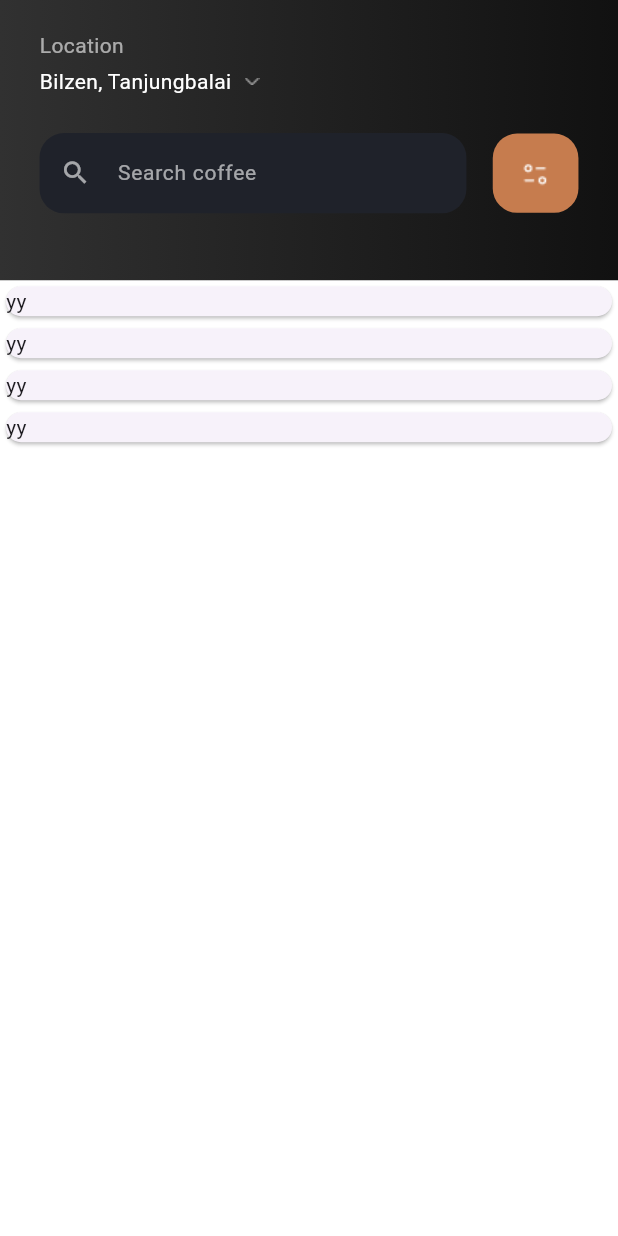
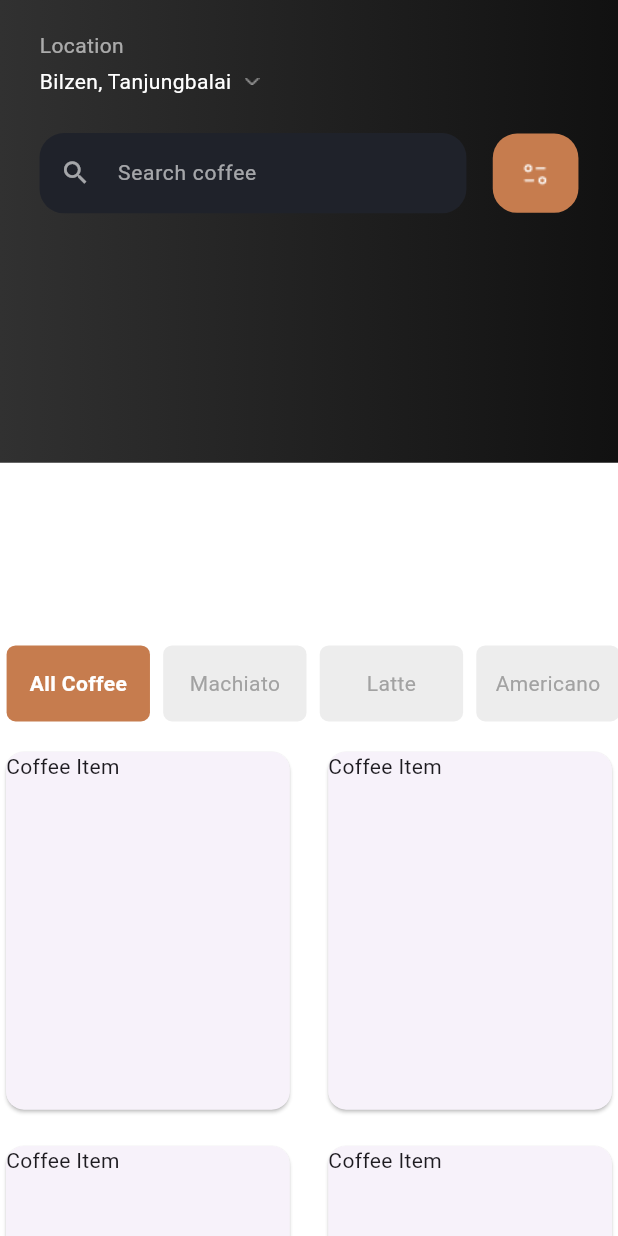
Before and after one commit to mahaabdulla/coffee_app, a Flutter app: the screen it shows after launch, on a phone screen of 412 x 824 dp. Run offline on Flutter 3.47's test engine with Material 3 defaults, Android fonts, the phone set to English and light mode, and no system bars; our stand-ins replace flutter_screenutil.

Commit message:
add custome horizantil list of coffee

```diff
--- a/lib/feature/pages/home/widgets/custome_blak_container.dart
+++ /dev/null
@@ -1,85 +0,0 @@
-import 'package:coffee_app/core/const/colors.dart';
-import 'package:coffee_app/core/const/png_images.dart';
-import 'package:coffee_app/core/const/text.dart';
-import 'package:flutter/material.dart';
-import 'package:flutter_screenutil/flutter_screenutil.dart';
-
-class CustomeBlakConatiner extends StatelessWidget {
-  const CustomeBlakConatiner({super.key});
-
-  @override
-  Widget build(BuildContext context) {
-    return Padding(
-      padding: EdgeInsets.symmetric(horizontal: 24.w, vertical: 20.h),
-      child: Column(
-        children: [
-          Row(
-            mainAxisAlignment: MainAxisAlignment.spaceBetween,
-            children: [
-              Column(
-                crossAxisAlignment: CrossAxisAlignment.start,
-                children: [
-                  Text(
-                    'Location',
-                    style: TextStyles.headLine12.copyWith(
-                      color: Colors.white.withOpacity(0.6),
-                    ),
-                  ),
-                  SizedBox(height: 4.h),
-                  Row(
-                    children: [
-                      Text(
-                        'Bilzen, Tanjungbalai',
-                        style: TextStyles.headLine14,
-                      ),
-                      SizedBox(width: 8.w),
-                      Image.asset(arrowDownImage),
-                    ],
-                  ),
-                ],
-              ),
-            ],
-          ),
-          SizedBox(height: 24.h),
-          Row(
-            children: [
-              Expanded(
-                child: TextField(
-                  decoration: InputDecoration(
-                    filled: true,
-                    fillColor: TextFieldColor,
-                    prefixIcon: Icon(
-                      Icons.search,
-                      color: Colors.white.withOpacity(0.6),
-                      size: 20.sp,
-                    ),
-                    hintText: 'Search coffee',
-                    hintStyle: TextStyles.headLine14.copyWith(
-                      color: Colors.white.withOpacity(0.6),
-                    ),
-                    border: OutlineInputBorder(
-                      borderRadius: BorderRadius.circular(16.r),
-                      borderSide: BorderSide.none,
-                    ),
-                    contentPadding: EdgeInsets.symmetric(vertical: 16.h),
-                  ),
-                  style: TextStyles.headLine14.copyWith(color: Colors.white),
-                ),
-              ),
-              SizedBox(width: 16.w),
-              Container(
-                width: 52.w,
-                height: 52.h,
-                decoration: BoxDecoration(
-                  color: primary,
-                  borderRadius: BorderRadius.circular(16.r),
-                ),
-                child: Center(child: Image.asset(filterImage)),
-              ),
-            ],
-          ),
-        ],
-      ),
-    );
-  }
-}
--- /dev/null
+++ b/lib/feature/pages/home/widgets/custome_horizantil_widget.dart
@@ -0,0 +1,58 @@
+import 'package:coffee_app/core/const/colors.dart';
+import 'package:coffee_app/core/const/text.dart';
+import 'package:flutter/material.dart';
+import 'package:flutter_screenutil/flutter_screenutil.dart';
+
+class CustomeHorizantlScroolWidget extends StatefulWidget {
+  final List<String> items;
+  const CustomeHorizantlScroolWidget({super.key, required this.items});
+
+  @override
+  State<CustomeHorizantlScroolWidget> createState() =>
+      _CustomeHorizantlScroolWidgetState();
+}
+
+class _CustomeHorizantlScroolWidgetState
+    extends State<CustomeHorizantlScroolWidget> {
+  int _selectedIndex = 0;
+
+  @override
+  Widget build(BuildContext context) {
+    return SizedBox(
+      height: 50.h,
+      child: ListView.builder(
+        scrollDirection: Axis.horizontal,
+        itemCount: widget.items.length,
+        itemBuilder: (ctx, index) {
+          final bool isSelected = _selectedIndex == index;
+          return GestureDetector(
+            onTap: () {
+              setState(() {
+                _selectedIndex = index;
+              });
+            },
+            child: Container(
+              width: 87.w,
+              height: 29.h,
+              margin: EdgeInsets.symmetric(horizontal: 4.w),
+              decoration: BoxDecoration(
+                borderRadius: BorderRadius.circular(6),
+                color: isSelected ? primary : const Color(0XFFEDEDED),
+              ),
+              child: Center(
+                child: Text(
+                  widget.items[index],
+                  style: TextStyles.headLine14.copyWith(
+                    color: isSelected ? Colors.white : geryTextColor,
+                    fontWeight:
+                        isSelected ? FontWeight.bold : FontWeight.normal,
+                  ),
+                ),
+              ),
+            ),
+          );
+        },
+      ),
+    );
+  }
+}
--- /dev/null
+++ b/lib/feature/pages/home/widgets/custome_search_widget.dart
@@ -0,0 +1,89 @@
+import 'package:coffee_app/core/const/colors.dart';
+import 'package:coffee_app/core/const/png_images.dart';
+import 'package:coffee_app/core/const/text.dart';
+import 'package:flutter/material.dart';
+import 'package:flutter_screenutil/flutter_screenutil.dart';
+
+class CustomeSearchWidget extends StatelessWidget {
+  const CustomeSearchWidget({super.key});
+
+  @override
+  Widget build(BuildContext context) {
+    return SizedBox(
+      width: 375.w,
+      height: 280.h,
+      child: Padding(
+        padding: EdgeInsets.symmetric(horizontal: 24.w, vertical: 20.h),
+        child: Column(
+          children: [
+            Row(
+              mainAxisAlignment: MainAxisAlignment.spaceBetween,
+              children: [
+                Column(
+                  crossAxisAlignment: CrossAxisAlignment.start,
+                  children: [
+                    Text(
+                      'Location',
+                      style: TextStyles.headLine12.copyWith(
+                        color: Colors.white.withOpacity(0.6),
+                      ),
+                    ),
+                    SizedBox(height: 4.h),
+                    Row(
+                      children: [
+                        Text(
+                          'Bilzen, Tanjungbalai',
+                          style: TextStyles.headLine14,
+                        ),
+                        SizedBox(width: 8.w),
+                        Image.asset(arrowDownImage),
+                      ],
+                    ),
+                  ],
+                ),
+              ],
+            ),
+            SizedBox(height: 24.h),
+            Row(
+              children: [
+                Expanded(
+                  child: TextField(
+                    decoration: InputDecoration(
+                      filled: true,
+                      fillColor: TextFieldColor,
+                      prefixIcon: Icon(
+                        Icons.search,
+                        color: Colors.white.withOpacity(0.6),
+                        size: 20.sp,
+                      ),
+                      hintText: 'Search coffee',
+                      hintStyle: TextStyles.headLine14.copyWith(
+                        color: Colors.white.withOpacity(0.6),
+                      ),
+                      border: OutlineInputBorder(
+                        borderRadius: BorderRadius.circular(16.r),
+                        borderSide: BorderSide.none,
+                      ),
+                      contentPadding: EdgeInsets.symmetric(vertical: 16.h),
+                    ),
+                    style: TextStyles.headLine14.copyWith(color: Colors.white),
+                  ),
+                ),
+                SizedBox(width: 16.w),
+                Container(
+                  width: 52.w,
+                  height: 52.h,
+                  decoration: BoxDecoration(
+                    color: primary,
+                    borderRadius: BorderRadius.circular(16.r),
+                  ),
+                  child: Center(child: Image.asset(filterImage)),
+                ),
+              ],
+            ),
+          ],
+        ),
+      ),
+    );
+  }
+}
--- a/lib/feature/pages/home/widgets/home_body.dart
+++ b/lib/feature/pages/home/widgets/home_body.dart
@@ -1,7 +1,7 @@
 import 'package:coffee_app/core/const/colors.dart';
-import 'package:coffee_app/core/const/png_images.dart';
 import 'package:coffee_app/core/const/text.dart';
-import 'package:coffee_app/feature/pages/home/widgets/custome_blak_container.dart';
+import 'package:coffee_app/feature/pages/home/widgets/custome_horizantil_widget.dart';
+import 'package:coffee_app/feature/pages/home/widgets/custome_search_widget.dart';
 import 'package:flutter/material.dart';
 import 'package:flutter_screenutil/flutter_screenutil.dart';
 
@@ -22,7 +22,7 @@ class HomeBody extends StatelessWidget {
           ),
           child: Column(
             children: [
-              CustomeBlakConatiner(),
+              CustomeSearchWidget(),
 
               // Padding(
               //   padding: EdgeInsets.symmetric(horizontal: 24.w),
@@ -49,11 +49,28 @@ class HomeBody extends StatelessWidget {
                   decoration: BoxDecoration(color: whiteColor),
                   child: Column(
                     children: [
+                      SizedBox(height: 120.h),
+                      CustomeHorizantlScroolWidget(
+                        items: const [
+                          'All Coffee',
+                          'Machiato',
+                          'Latte',
+                          'Americano',
+                        ],
+                      ),
+                      SizedBox(height: 16.h),
                       Expanded(
-                        child: ListView.builder(
-                          itemCount: 4,
+                        child: GridView.builder(
+                          gridDelegate:
+                              SliverGridDelegateWithFixedCrossAxisCount(
+                                crossAxisCount: 2,
+                                crossAxisSpacing: 16.w, // Add spacing
+                                mainAxisSpacing: 16.h, // Add spacing
+                                childAspectRatio: 0.8,
+                              ),
+                          itemCount: 6, // Example item count
                           itemBuilder: (ctx, index) {
-                            return Card(child: Text('yy'));
+                            return Card(child: Text('Coffee Item'));
                           },
                         ),
                       ),
```
